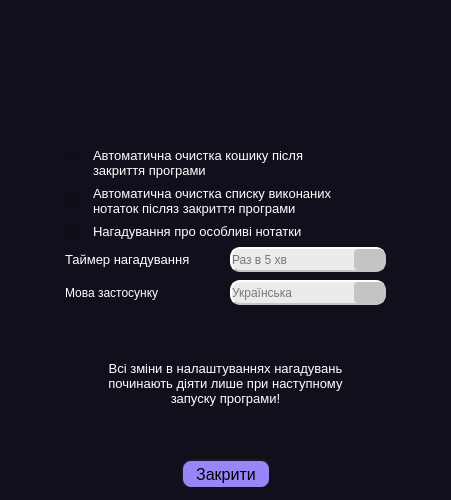
The window that QTtask_Project/settings_window.ui (DonchykVitaliy/QT-task-manager) describes before a commit, drawn with Qt 5.
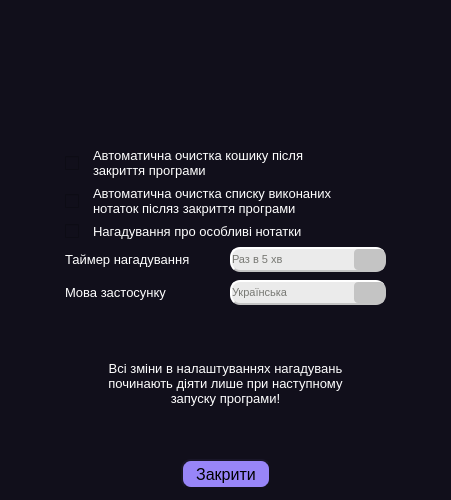
The same window after the commit. Icons and pictures are not drawn.

The edit to the form file:
```diff
--- a/QTtask_Project/settings_window.ui
+++ b/QTtask_Project/settings_window.ui
@@ -174,6 +174,11 @@
              <height>25</height>
             </size>
            </property>
+           <property name="font">
+            <font>
+             <pointsize>8</pointsize>
+            </font>
+           </property>
            <property name="styleSheet">
             <string notr="true">QComboBox {
     border-style: outset;
@@ -247,6 +252,11 @@
         <layout class="QHBoxLayout" name="horizontalLayout_7">
          <item>
           <widget class="QLabel" name="label_3">
+           <property name="font">
+            <font>
+             <pointsize>10</pointsize>
+            </font>
+           </property>
            <property name="styleSheet">
             <string notr="true">color: rgb(255, 255, 255);</string>
            </property>
@@ -263,6 +273,11 @@
              <height>25</height>
             </size>
            </property>
+           <property name="font">
+            <font>
+             <pointsize>8</pointsize>
+            </font>
+           </property>
            <property name="styleSheet">
             <string notr="true">QComboBox {
     border-style: outset;
```
